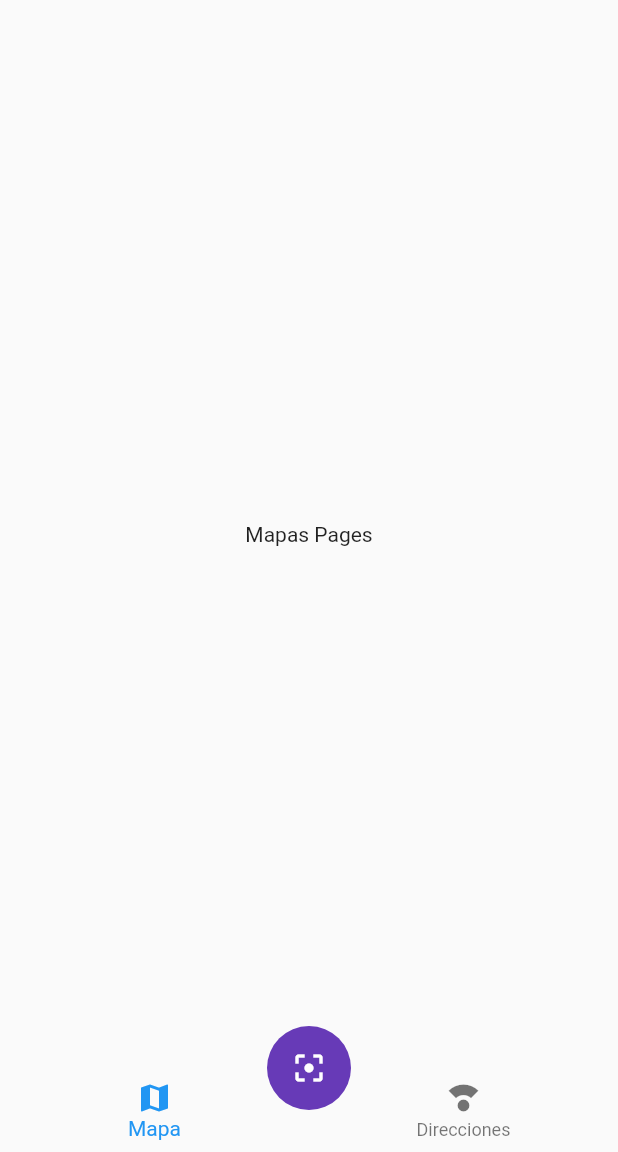
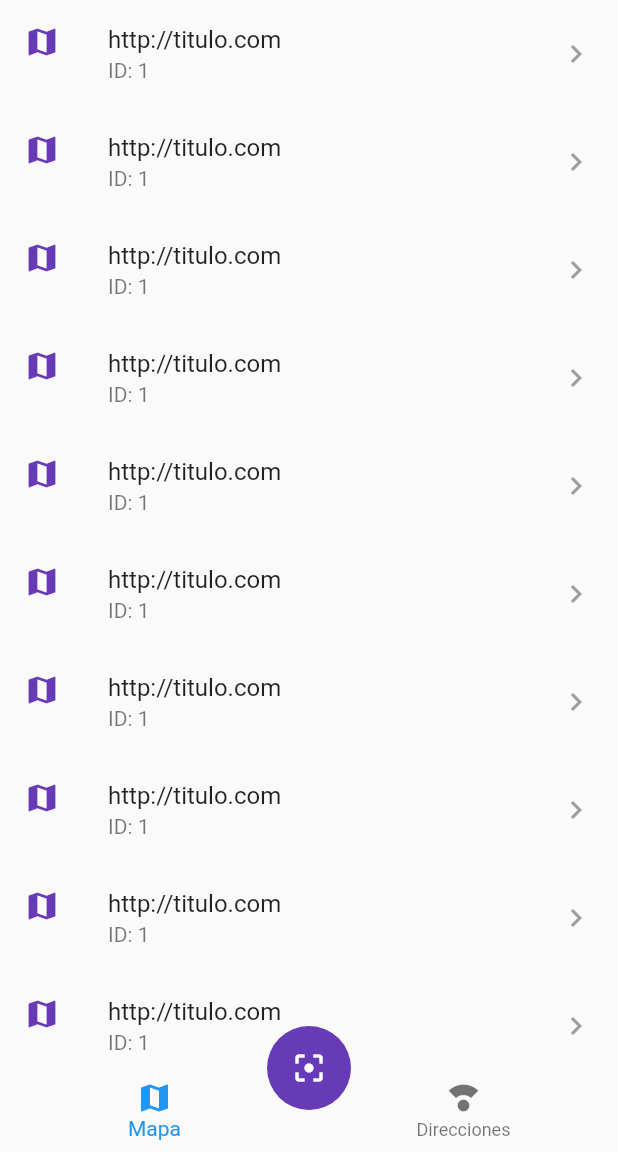
Before and after one commit to DanielFernandoYepezVelez/05-Proyecto-Movil-Flutter-Codigos-QR, a Flutter app: the screen it shows after launch, on a phone screen of 412 x 824 dp, the part 84-1236 px from its top. Run offline on Flutter 3.47's test engine with Material 2 defaults, Android fonts, the phone set to English and light mode, and no system bars; our stand-ins replace sqflite; accounts and stored records are empty.

Commit message:
Recuperando Algunos Conceptos Necesarios

```diff
--- a/lib/main.dart
+++ b/lib/main.dart
@@ -2,6 +2,7 @@ import 'package:flutter/material.dart';
 import 'package:provider/provider.dart';
 
 import 'package:qr_reader/providers/ui_provider.dart';
+import 'package:qr_reader/providers/scan_list.dart';
 
 import 'package:qr_reader/screens/home.dart';
 import 'package:qr_reader/screens/mapa.dart';
@@ -12,16 +13,24 @@ class MyApp extends StatelessWidget {
   @override
   Widget build(BuildContext context) {
     return MultiProvider(
-      providers: [ChangeNotifierProvider(create: (_) => UiProvider())],
+      providers: [
+        ChangeNotifierProvider(create: (_) => UiProvider()),
+        ChangeNotifierProvider(create: (_) => ScanListProvider())
+      ],
       child: MaterialApp(
         debugShowCheckedModeBanner: false,
         title: 'QR Reader',
         initialRoute: 'home',
-        routes: {'home': (_) => HomePage(), 'mapa': (_) => MapaPage()},
+        routes: {
+          'home': (_) => HomePage(),
+          'mapa': (_) => MapaPage()
+        },
         theme: ThemeData(
             primaryColor: Colors.deepPurple,
             floatingActionButtonTheme: FloatingActionButtonThemeData(
-                backgroundColor: Colors.deepPurple)),
+                backgroundColor: Colors.deepPurple
+           )
+        ),
       ),
     );
   }
--- a/lib/providers/ui_provider.dart
+++ b/lib/providers/ui_provider.dart
@@ -1,12 +1,18 @@
 import 'package:flutter/material.dart';
 
 class UiProvider extends ChangeNotifier {
+  /* Esta Es La Propiedad Que Yo Le Voy A Compartir A Toda Mi Aplicación
+  * Para Saber Cual Tap Se Esta Oprimiendo Y De Acuerdo A Eso, Mostrar
+  * La Pantalla Respectiva */
   int _selectedMenuOpt = 0;
 
+  /* Cambio Esta Propiedad Privada Mediante GETTERS y SETTERS */
   int get selectedMenuOpt {
     return this._selectedMenuOpt;
   }
 
+  /* Cuando Yo Cambie O Establezca Un Nuevo Valor A Esta Propiedad,
+  * Es Cuando Se Va A Ejecutar Un Codigo Especial */
   set selectedMenuOpt(int i) {
     this._selectedMenuOpt = i;
     notifyListeners();
--- a/lib/screens/historial_mapas.dart
+++ b/lib/screens/historial_mapas.dart
@@ -3,8 +3,15 @@ import 'package:flutter/material.dart';
 class HistorialMapasPage extends StatelessWidget {
   @override
   Widget build(BuildContext context) {
-    return Center(
-      child: Text('Mapas Pages'),
+    return ListView.builder(
+        itemCount: 10,
+        itemBuilder: (_, i) => ListTile(
+          leading: Icon(Icons.map, color: Theme.of(context).primaryColor),
+          title: Text('http://titulo.com'),
+          subtitle: Text('ID: 1'),
+          trailing: Icon(Icons.keyboard_arrow_right, color: Colors.grey),
+          onTap: () => print('Abrir Algo....'),
+        )
     );
   }
 }
--- a/lib/screens/home.dart
+++ b/lib/screens/home.dart
@@ -1,13 +1,14 @@
 import 'package:flutter/material.dart';
 import 'package:provider/provider.dart';
+
+import 'package:qr_reader/providers/ui_provider.dart';
 import 'package:qr_reader/providers/db_provider.dart';
 
-import 'package:qr_reader/providers/ui_provider.dart';
+import 'package:qr_reader/screens/direcciones.dart';
+import 'package:qr_reader/screens/historial_mapas.dart';
 
 import 'package:qr_reader/widgets/custom_navigator_bar.dart';
 import 'package:qr_reader/widgets/scan_button.dart';
-import 'package:qr_reader/screens/direcciones.dart';
-import 'package:qr_reader/screens/historial_mapas.dart';
 
 class HomePage extends StatelessWidget {
   @override
@@ -32,17 +33,11 @@ class HomePage extends StatelessWidget {
 class _HomePageBody extends StatelessWidget {
   @override
   Widget build(BuildContext context) {
-    /* Obtener El SelectedMenuOpt(Provider) */
+    /* Obtener El SelectedMenuOpt(Provider) Del Arbol De Widgets */
     final uiProvider = Provider.of<UiProvider>(context);
 
-    /* Cambiar Para Mostrar La Página Respectiva */
+    /* Me Ayuda A Cambiar En El Tap Del Bottom Las Paginas Entre Historial Mapas(0) Y Direcciones(1) */
     final currentIndex = uiProvider.selectedMenuOpt;
-
-    /* TODO: Temporal Leer La Base De Datos */
-    // DBProvider.db.database;
-    final tempScan = new ScanModel(valor: 'https://google.com');
-    final intTemp = DBProvider.db.nuevoScan(tempScan);
-    print(intTemp);
 
     switch (currentIndex) {
       case 0:
--- a/lib/widgets/custom_navigator_bar.dart
+++ b/lib/widgets/custom_navigator_bar.dart
@@ -6,18 +6,18 @@ import 'package:qr_reader/providers/ui_provider.dart';
 class CustomNavigationBar extends StatelessWidget {
   @override
   Widget build(BuildContext context) {
+    /* Obtener El SelectedMenuOpt(Provider) Del Arbol De Widgets De Forma Dinámica */
     final uiProvider = Provider.of<UiProvider>(context);
-
     final currentIndex = uiProvider.selectedMenuOpt;
 
     return BottomNavigationBar(
         onTap: (int i) => uiProvider.selectedMenuOpt = i,
         currentIndex: currentIndex,
         elevation: 0,
-        items: [
+        items: <BottomNavigationBarItem>[
           BottomNavigationBarItem(icon: Icon(Icons.map), label: 'Mapa'),
-          BottomNavigationBarItem(
-              icon: Icon(Icons.compass_calibration), label: 'Direcciones'),
-        ]);
+          BottomNavigationBarItem(icon: Icon(Icons.compass_calibration), label: 'Direcciones'),
+        ]
+    );
   }
 }
```
Also changed, not shown: lib/providers/db_provider.dart (+69 -4 lines), lib/providers/scan_list.dart (added, +45 -0 lines), lib/widgets/scan_button.dart (+2 -6 lines).
